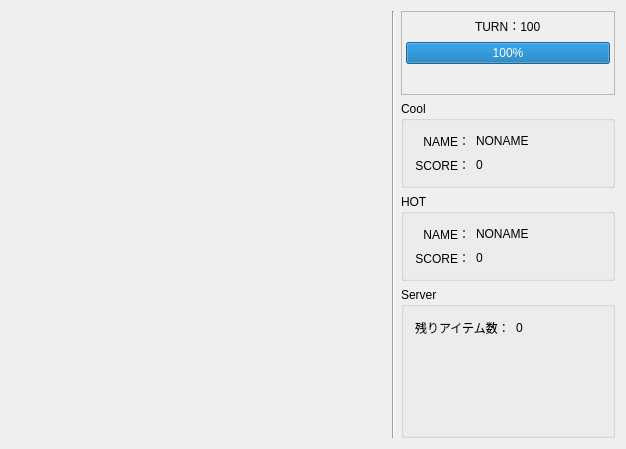
hal1437/AsahikawaProcon-Server, file mainwindow.ui: the form before one commit.
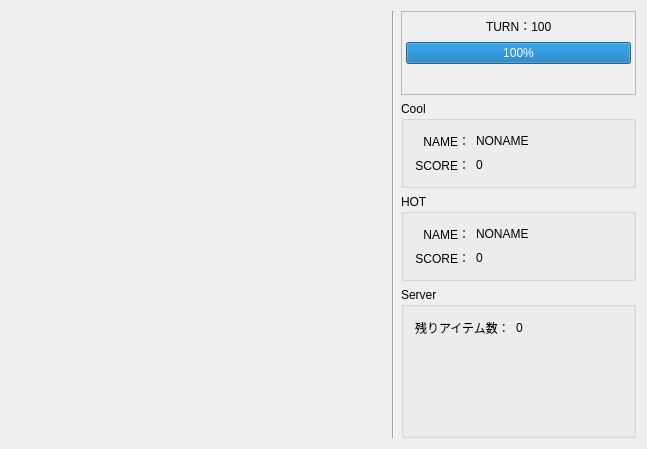
The form after the commit. Custom widgets are drawn as their Qt base class.

Commit message: [Changed] Changed word size.

Patch:
```diff
--- a/mainwindow.ui
+++ b/mainwindow.ui
@@ -6,7 +6,7 @@
    <rect>
     <x>0</x>
     <y>0</y>
-    <width>626</width>
+    <width>647</width>
     <height>449</height>
    </rect>
   </property>
@@ -201,6 +201,9 @@
           <height>16777215</height>
          </size>
         </property>
+        <property name="styleSheet">
+         <string notr="true"/>
+        </property>
         <property name="title">
          <string>Cool</string>
         </property>
@@ -263,6 +266,9 @@
           <height>16777215</height>
          </size>
         </property>
+        <property name="styleSheet">
+         <string notr="true"/>
+        </property>
         <property name="title">
          <string>HOT</string>
         </property>
```
Left out of the diff: 30 changed lines with no effect on the pictures.
